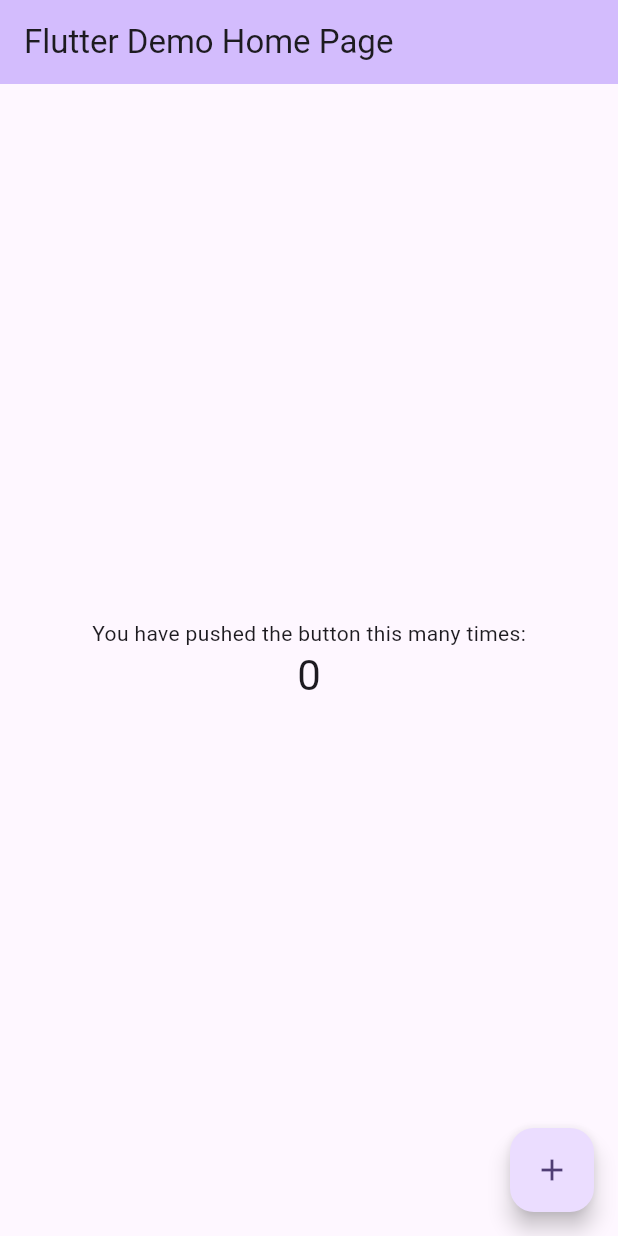
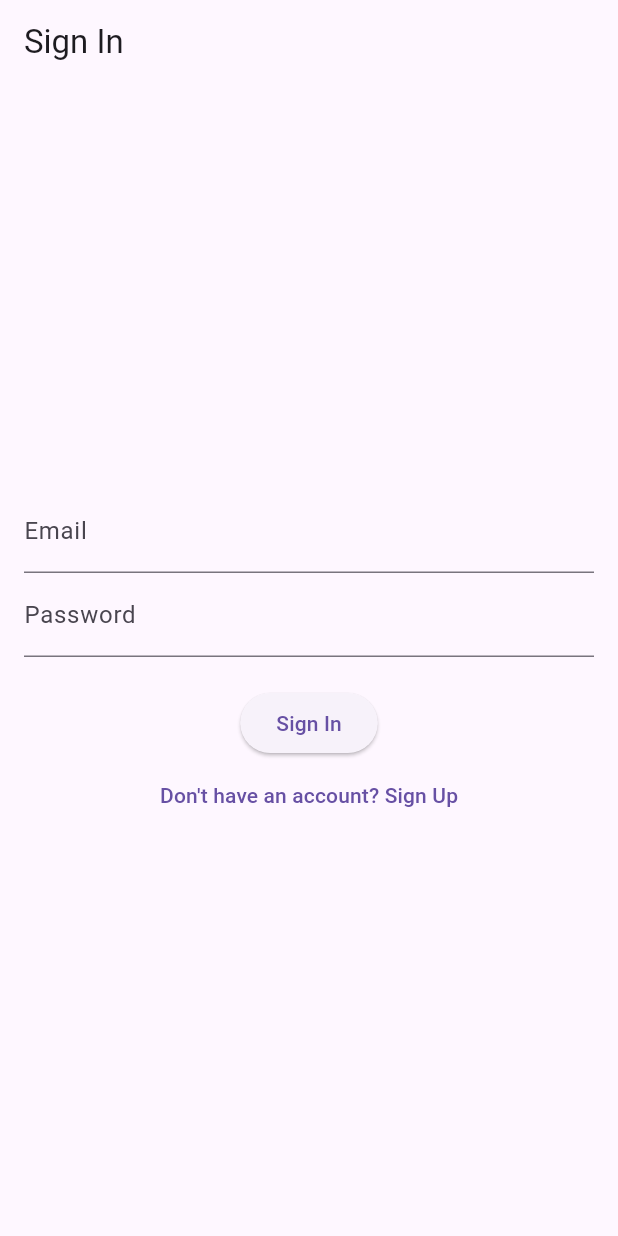
Before and after one commit to Vishal-Singh2k4/BingeBros, a Flutter app: the screen it shows after launch, on a phone screen of 412 x 824 dp. Run offline on Flutter 3.47's test engine with Material 3 defaults, Android fonts, the phone set to English and light mode, and no system bars; our stand-ins replace firebase_auth, firebase_core; accounts and stored records are empty.

Commit message:
working sign up and sign in

```diff
--- a/bingebros/lib/main.dart
+++ b/bingebros/lib/main.dart
@@ -1,125 +1,30 @@
 import 'package:flutter/material.dart';
+import 'package:firebase_core/firebase_core.dart';
+import 'pages/auth_page.dart';
+import 'pages/sign_in_page.dart';
+import 'pages/sign_up_page.dart';
+import 'pages/home_page.dart';
 
-void main() {
-  runApp(const MyApp());
+void main() async {
+  WidgetsFlutterBinding.ensureInitialized();
+  await Firebase.initializeApp();
+  runApp(MyApp());
 }
 
 class MyApp extends StatelessWidget {
-  const MyApp({super.key});
-
-  // This widget is the root of your application.
   @override
   Widget build(BuildContext context) {
     return MaterialApp(
-      title: 'Flutter Demo',
+      title: 'BingeBros',
       theme: ThemeData(
-        // This is the theme of your application.
-        //
-        // TRY THIS: Try running your application with "flutter run". You'll see
-        // the application has a purple toolbar. Then, without quitting the app,
-        // try changing the seedColor in the colorScheme below to Colors.green
-        // and then invoke "hot reload" (save your changes or press the "hot
-        // reload" button in a Flutter-supported IDE, or press "r" if you used
-        // the command line to start the app).
-        //
-        // Notice that the counter didn't reset back to zero; the application
-        // state is not lost during the reload. To reset the state, use hot
-        // restart instead.
-        //
-        // This works for code too, not just values: Most code changes can be
-        // tested with just a hot reload.
-        colorScheme: ColorScheme.fromSeed(seedColor: Colors.deepPurple),
-        useMaterial3: true,
+        primarySwatch: Colors.blue,
       ),
-      home: const MyHomePage(title: 'Flutter Demo Home Page'),
+      initialRoute: '/',
+      routes: {
+        '/': (context) => AuthPage(),
+        '/signUp': (context) => SignUpPage(),
+        '/home': (context) => HomePage(),
+      },
     );
   }
 }
-
-class MyHomePage extends StatefulWidget {
-  const MyHomePage({super.key, required this.title});
-
-  // This widget is the home page of your application. It is stateful, meaning
-  // that it has a State object (defined below) that contains fields that affect
-  // how it looks.
-
-  // This class is the configuration for the state. It holds the values (in this
-  // case the title) provided by the parent (in this case the App widget) and
-  // used by the build method of the State. Fields in a Widget subclass are
-  // always marked "final".
-
-  final String title;
-
-  @override
-  State<MyHomePage> createState() => _MyHomePageState();
-}
-
-class _MyHomePageState extends State<MyHomePage> {
-  int _counter = 0;
-
-  void _incrementCounter() {
-    setState(() {
-      // This call to setState tells the Flutter framework that something has
-      // changed in this State, which causes it to rerun the build method below
-      // so that the display can reflect the updated values. If we changed
-      // _counter without calling setState(), then the build method would not be
-      // called again, and so nothing would appear to happen.
-      _counter++;
-    });
-  }
-
-  @override
-  Widget build(BuildContext context) {
-    // This method is rerun every time setState is called, for instance as done
-    // by the _incrementCounter method above.
-    //
-    // The Flutter framework has been optimized to make rerunning build methods
-    // fast, so that you can just rebuild anything that needs updating rather
-    // than having to individually change instances of widgets.
-    return Scaffold(
-      appBar: AppBar(
-        // TRY THIS: Try changing the color here to a specific color (to
-        // Colors.amber, perhaps?) and trigger a hot reload to see the AppBar
-        // change color while the other colors stay the same.
-        backgroundColor: Theme.of(context).colorScheme.inversePrimary,
-        // Here we take the value from the MyHomePage object that was created by
-        // the App.build method, and use it to set our appbar title.
-        title: Text(widget.title),
-      ),
-      body: Center(
-        // Center is a layout widget. It takes a single child and positions it
-        // in the middle of the parent.
-        child: Column(
-          // Column is also a layout widget. It takes a list of children and
-          // arranges them vertically. By default, it sizes itself to fit its
-          // children horizontally, and tries to be as tall as its parent.
-          //
-          // Column has various properties to control how it sizes itself and
-          // how it positions its children. Here we use mainAxisAlignment to
-          // center the children vertically; the main axis here is the vertical
-          // axis because Columns are vertical (the cross axis would be
-          // horizontal).
-          //
-          // TRY THIS: Invoke "debug painting" (choose the "Toggle Debug Paint"
-          // action in the IDE, or press "p" in the console), to see the
-          // wireframe for each widget.
-          mainAxisAlignment: MainAxisAlignment.center,
-          children: <Widget>[
-            const Text(
-              'You have pushed the button this many times:',
-            ),
-            Text(
-              '$_counter',
-              style: Theme.of(context).textTheme.headlineMedium,
-            ),
-          ],
-        ),
-      ),
-      floatingActionButton: FloatingActionButton(
-        onPressed: _incrementCounter,
-        tooltip: 'Increment',
-        child: const Icon(Icons.add),
-      ), // This trailing comma makes auto-formatting nicer for build methods.
-    );
-  }
-}
--- /dev/null
+++ b/bingebros/lib/pages/auth_page.dart
@@ -0,0 +1,22 @@
+import 'package:flutter/material.dart';
+import 'package:firebase_auth/firebase_auth.dart';
+import 'home_page.dart';
+import 'sign_in_page.dart';
+
+class AuthPage extends StatelessWidget {
+  @override
+  Widget build(BuildContext context) {
+    return StreamBuilder<User?>(
+      stream: FirebaseAuth.instance.authStateChanges(),
+      builder: (context, snapshot) {
+        if (snapshot.connectionState == ConnectionState.waiting) {
+          return Center(child: CircularProgressIndicator());
+        } else if (snapshot.hasData) {
+          return HomePage();
+        } else {
+          return SignInPage();
+        }
+      },
+    );
+  }
+}
--- /dev/null
+++ b/bingebros/lib/pages/sign_in_page.dart
@@ -0,0 +1,62 @@
+import 'package:flutter/material.dart';
+import 'package:firebase_auth/firebase_auth.dart';
+
+class SignInPage extends StatefulWidget {
+  @override
+  _SignInPageState createState() => _SignInPageState();
+}
+
+class _SignInPageState extends State<SignInPage> {
+  final TextEditingController emailController = TextEditingController();
+  final TextEditingController passwordController = TextEditingController();
+  final FirebaseAuth _auth = FirebaseAuth.instance;
+
+  Future<void> signIn() async {
+    try {
+      UserCredential userCredential = await _auth.signInWithEmailAndPassword(
+        email: emailController.text,
+        password: passwordController.text,
+      );
+      Navigator.pushReplacementNamed(context, '/home');
+    } catch (e) {
+      print('Error: $e');
+    }
+  }
+
+  @override
+  Widget build(BuildContext context) {
+    return Scaffold(
+      appBar: AppBar(
+        title: Text('Sign In'),
+      ),
+      body: Padding(
+        padding: EdgeInsets.all(16.0),
+        child: Column(
+          mainAxisAlignment: MainAxisAlignment.center,
+          children: [
+            TextField(
+              controller: emailController,
+              decoration: InputDecoration(labelText: 'Email'),
+            ),
+            TextField(
+              controller: passwordController,
+              decoration: InputDecoration(labelText: 'Password'),
+              obscureText: true,
+            ),
+            SizedBox(height: 20),
+            ElevatedButton(
+              onPressed: signIn,
+              child: Text('Sign In'),
+            ),
+            TextButton(
+              onPressed: () {
+                Navigator.pushNamed(context, '/signUp');
+              },
+              child: Text('Don\'t have an account? Sign Up'),
+            ),
+          ],
+        ),
+      ),
+    );
+  }
+}
--- a/bingebros/pubspec.yaml
+++ b/bingebros/pubspec.yaml
@@ -39,7 +39,8 @@ dependencies:
 dev_dependencies:
   flutter_test:
     sdk: flutter
-
+  firebase_core: ^3.2.0
+  firebase_auth: ^5.1.2
   # The "flutter_lints" package below contains a set of recommended lints to
   # encourage good coding practices. The lint set provided by the package is
   # activated in the `analysis_options.yaml` file located at the root of your
```
Also changed, not shown: bingebros/lib/pages/home_page.dart (added, +31 -0 lines), bingebros/lib/pages/sign_up_page.dart (added, +57 -0 lines), bingebros/pubspec.lock, 4 other files.
